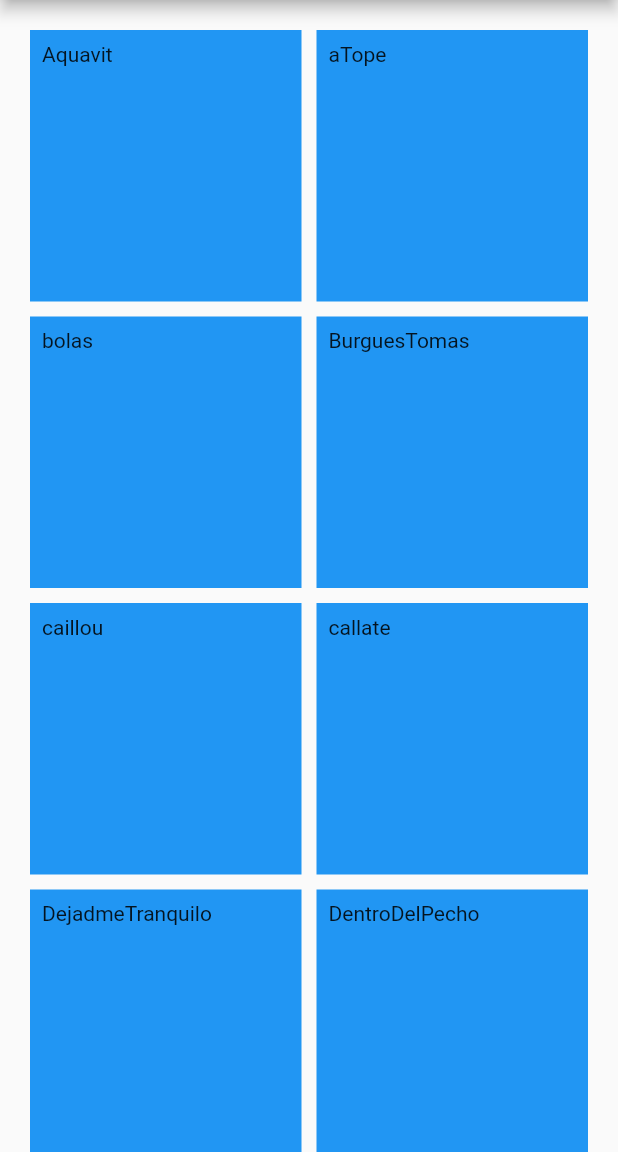
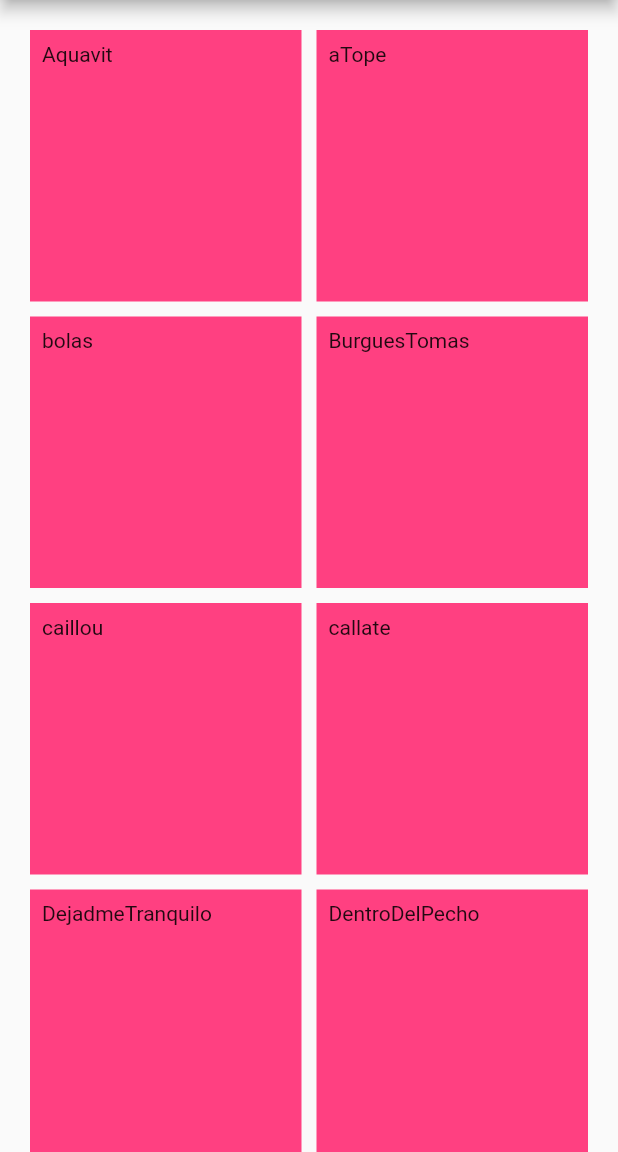
Before and after one commit to jserrape/AudioButtons-Project-App, a Flutter app: the screen it shows after launch, on a phone screen of 412 x 824 dp, the part 84-1236 px from its top. Run offline on Flutter 3.47's test engine with Material 2 defaults, Android fonts, the phone set to English and light mode, and no system bars; our stand-ins replace audioplayers.

Commit message:
Añadido color aleatorio a los grids

```diff
--- a/audiobuttons_project_app/lib/main.dart
+++ b/audiobuttons_project_app/lib/main.dart
@@ -1,3 +1,5 @@
+import 'dart:math';
+
 import 'package:audioplayers/audioplayers.dart';
 import 'package:flutter/material.dart';
 import 'package:audioplayers/audio_cache.dart';
@@ -15,8 +17,8 @@ class MyApp extends StatelessWidget {
 }
 
 class RandomWordsState extends State<RandomWords> {
-  final _biggerFont = const TextStyle(fontSize: 18.0);
 
+  List colors = [Colors.red, Colors.green, Colors.yellow, Colors.grey, Colors.pinkAccent, Colors.blue, Colors.orangeAccent, Colors.purple];
 
   // https://github.com/luanpotter/audioplayers/blob/master/doc/audio_cache.md
   static AudioPlayer advancedPlayer = new AudioPlayer();
@@ -145,8 +147,9 @@ class RandomWordsState extends State<RandomWords> {
   }
 
   Material _crearMaterialContainer(var i){
+    Random random = new Random();
     return Material(
-      color: Colors.blue,
+      color: colors[random.nextInt(colors.length)],
       child: InkWell(
         onTap: () => _reproducirSonido(i),
         child: Container(
@@ -157,15 +160,6 @@ class RandomWordsState extends State<RandomWords> {
     );
   }
 
-
-  Widget _buildRow(String pair) {
-    return ListTile(
-      title: Text(
-        pair,
-        style: _biggerFont,
-      ),
-    );
-  }
 
   @override
   Widget build(BuildContext context) {
```
